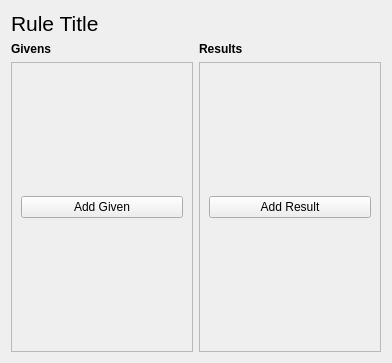
enjoysmath/abstract-spacecraft, file ui/logical_rule_view.ui: the form before one commit.
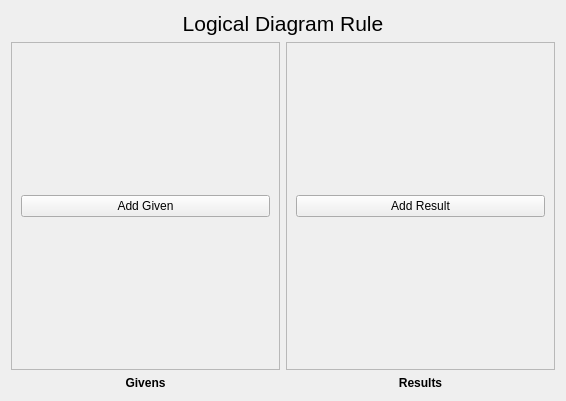
The form after the commit.

The edit to the form file:
```diff
--- a/ui/logical_rule_view.ui
+++ b/ui/logical_rule_view.ui
@@ -6,54 +6,18 @@
    <rect>
     <x>0</x>
     <y>0</y>
-    <width>392</width>
-    <height>363</height>
+    <width>566</width>
+    <height>401</height>
    </rect>
   </property>
   <property name="windowTitle">
    <string>Form</string>
   </property>
   <layout class="QGridLayout" name="gridLayout">
-   <item row="1" column="1">
-    <widget class="QLabel" name="label_2">
-     <property name="maximumSize">
-      <size>
-       <width>16777215</width>
-       <height>50</height>
-      </size>
-     </property>
-     <property name="font">
-      <font>
-       <bold>true</bold>
-      </font>
-     </property>
-     <property name="text">
-      <string>Results</string>
-     </property>
-    </widget>
-   </item>
    <item row="0" column="0" colspan="2">
     <widget class="QLabel" name="ruleTitleLabel">
      <property name="text">
-      <string>&lt;html&gt;&lt;head/&gt;&lt;body&gt;&lt;p&gt;&lt;span style=&quot; font-size:16pt;&quot;&gt;Rule Title&lt;/span&gt;&lt;/p&gt;&lt;/body&gt;&lt;/html&gt;</string>
-     </property>
-    </widget>
-   </item>
-   <item row="1" column="0">
-    <widget class="QLabel" name="label">
-     <property name="maximumSize">
-      <size>
-       <width>16777215</width>
-       <height>50</height>
-      </size>
-     </property>
-     <property name="font">
-      <font>
-       <bold>true</bold>
-      </font>
-     </property>
-     <property name="text">
-      <string>Givens</string>
+      <string>&lt;html&gt;&lt;head/&gt;&lt;body&gt;&lt;p align=&quot;center&quot;&gt;&lt;span style=&quot; font-size:16pt;&quot;&gt;Logical Diagram Rule&lt;/span&gt;&lt;/p&gt;&lt;/body&gt;&lt;/html&gt;</string>
      </property>
     </widget>
    </item>
@@ -67,12 +31,12 @@
        <rect>
         <x>0</x>
         <y>0</y>
-        <width>182</width>
-        <height>287</height>
+        <width>269</width>
+        <height>325</height>
        </rect>
       </property>
-      <layout class="QVBoxLayout" name="verticalLayout_3">
-       <item>
+      <layout class="QGridLayout" name="gridLayout_2">
+       <item row="0" column="0">
         <widget class="QPushButton" name="addGivenButton">
          <property name="text">
           <string>Add Given</string>
@@ -93,12 +57,12 @@
        <rect>
         <x>0</x>
         <y>0</y>
-        <width>182</width>
-        <height>287</height>
+        <width>269</width>
+        <height>325</height>
        </rect>
       </property>
-      <layout class="QVBoxLayout" name="verticalLayout_4">
-       <item>
+      <layout class="QGridLayout" name="gridLayout_3">
+       <item row="0" column="0">
         <widget class="QPushButton" name="addResultButton">
          <property name="text">
           <string>Add Result</string>
@@ -109,6 +73,48 @@
      </widget>
     </widget>
    </item>
+   <item row="3" column="1">
+    <widget class="QLabel" name="label_2">
+     <property name="maximumSize">
+      <size>
+       <width>16777215</width>
+       <height>50</height>
+      </size>
+     </property>
+     <property name="font">
+      <font>
+       <bold>true</bold>
+      </font>
+     </property>
+     <property name="text">
+      <string>Results</string>
+     </property>
+     <property name="alignment">
+      <set>Qt::AlignCenter</set>
+     </property>
+    </widget>
+   </item>
+   <item row="3" column="0">
+    <widget class="QLabel" name="label">
+     <property name="maximumSize">
+      <size>
+       <width>16777215</width>
+       <height>50</height>
+      </size>
+     </property>
+     <property name="font">
+      <font>
+       <bold>true</bold>
+      </font>
+     </property>
+     <property name="text">
+      <string>Givens</string>
+     </property>
+     <property name="alignment">
+      <set>Qt::AlignCenter</set>
+     </property>
+    </widget>
+   </item>
   </layout>
  </widget>
  <resources/>
```
